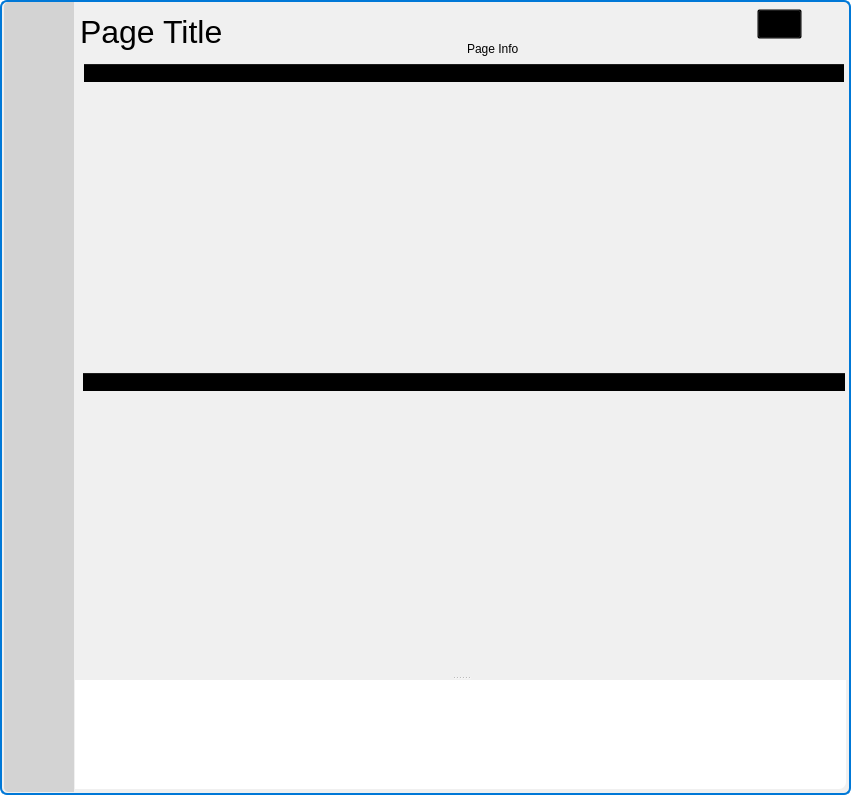
This is src/conan_app_launcher/ui/main_window.ui in goszpeti/conan_explorer as Qt 5 draws it before an edit. The edited form follows.
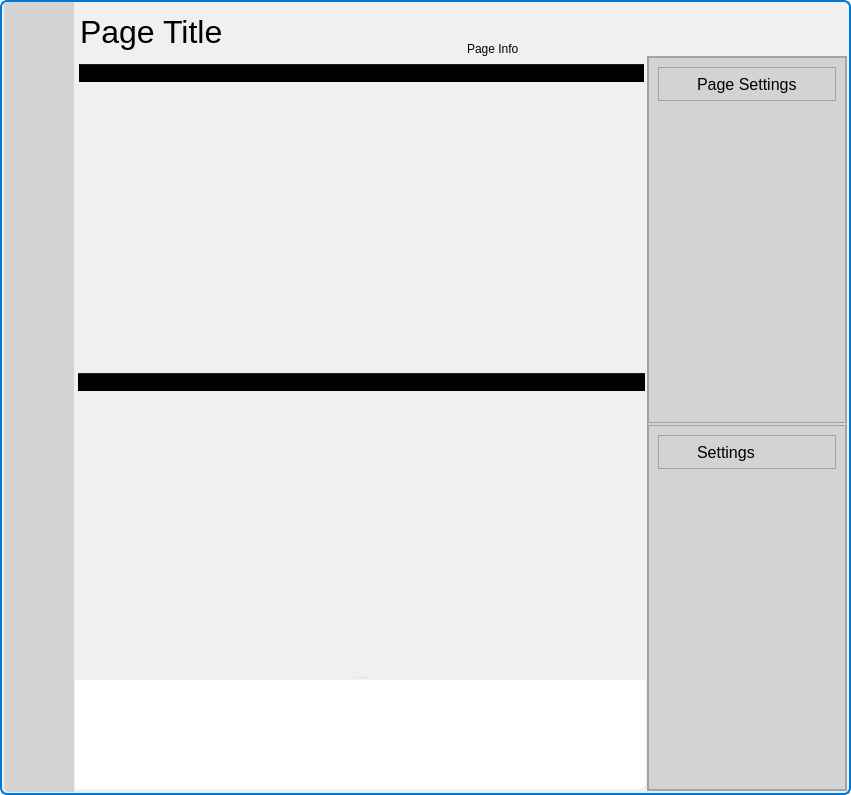
This is the edited form. Icons and pictures are not drawn.

Commit message: Add better right menu

Patch:
```diff
--- a/src/conan_app_launcher/ui/main_window.ui
+++ b/src/conan_app_launcher/ui/main_window.ui
@@ -72,7 +72,31 @@
     <item>
      <widget class="QFrame" name="main_frame">
       <property name="styleSheet">
-       <string notr="true"/>
+       <string notr="true">
+QPushButton{
+border-radius: 5px;
+text-align:midlle;
+background-color: transparent;
+}
+QPushButton:hover{
+    background-color: #B7B7B7;
+}
+QPushButton:pressed{
+    border-style: solid;
+    border-top-color: transparent;
+    border-right-color: transparent;
+    border-left-color: transparent;
+    padding-top: 2px;
+    background-color: #A8A8A8;
+}
+QPushButton:checked{
+    border-style: solid;
+    border-top-color: transparent;
+    border-right-color: transparent;
+    border-left-color: transparent;
+    padding-top: 2px;
+    background-color: #A8A8A8;
+}</string>
       </property>
       <property name="frameShape">
        <enum>QFrame::NoFrame</enum>
@@ -443,7 +467,7 @@
                   <enum>QLayout::SetMinAndMaxSize</enum>
                  </property>
                  <property name="leftMargin">
-                  <number>5</number>
+                  <number>0</number>
                  </property>
                  <property name="topMargin">
                   <number>5</number>
@@ -622,6 +646,12 @@
               <verstretch>0</verstretch>
              </sizepolicy>
             </property>
+            <property name="minimumSize">
+             <size>
+              <width>200</width>
+              <height>0</height>
+             </size>
+            </property>
             <property name="maximumSize">
              <size>
               <width>0</width>
@@ -629,8 +659,9 @@
              </size>
             </property>
             <property name="styleSheet">
-             <string notr="true">background-color: #A0A0A0;
-</string>
+             <string notr="true">QFrame{
+background-color:  #d3d3d3;
+}</string>
             </property>
             <property name="frameShape">
              <enum>QFrame::StyledPanel</enum>
@@ -638,6 +669,197 @@
             <property name="frameShadow">
              <enum>QFrame::Raised</enum>
             </property>
+            <layout class="QVBoxLayout" name="verticalLayout_5">
+             <property name="spacing">
+              <number>2</number>
+             </property>
+             <property name="leftMargin">
+              <number>0</number>
+             </property>
+             <property name="topMargin">
+              <number>0</number>
+             </property>
+             <property name="rightMargin">
+              <number>0</number>
+             </property>
+             <property name="bottomMargin">
+              <number>0</number>
+             </property>
+             <item>
+              <widget class="QFrame" name="right_menu_top_frame">
+               <property name="sizePolicy">
+                <sizepolicy hsizetype="Preferred" vsizetype="Minimum">
+                 <horstretch>0</horstretch>
+                 <verstretch>0</verstretch>
+                </sizepolicy>
+               </property>
+               <property name="frameShape">
+                <enum>QFrame::StyledPanel</enum>
+               </property>
+               <property name="frameShadow">
+                <enum>QFrame::Raised</enum>
+               </property>
+               <layout class="QVBoxLayout" name="verticalLayout_13">
+                <item>
+                 <widget class="QFrame" name="right_menu_top_title_frame">
+                  <property name="frameShape">
+                   <enum>QFrame::StyledPanel</enum>
+                  </property>
+                  <property name="frameShadow">
+                   <enum>QFrame::Raised</enum>
+                  </property>
+                  <layout class="QHBoxLayout" name="horizontalLayout_5">
+                   <property name="leftMargin">
+                    <number>0</number>
+                   </property>
+                   <property name="topMargin">
+                    <number>0</number>
+                   </property>
+                   <property name="rightMargin">
+                    <number>0</number>
+                   </property>
+                   <property name="bottomMargin">
+                    <number>0</number>
+                   </property>
+                   <item>
+                    <widget class="QPushButton" name="right_menu_top_back_button">
+                     <property name="minimumSize">
+                      <size>
+                       <width>32</width>
+                       <height>32</height>
+                      </size>
+                     </property>
+                     <property name="maximumSize">
+                      <size>
+                       <width>32</width>
+                       <height>32</height>
+                      </size>
+                     </property>
+                     <property name="text">
+                      <string/>
+                     </property>
+                     <property name="icon">
+                      <iconset>
+                       <normalon>../assets/icons/back.png</normalon>
+                      </iconset>
+                     </property>
+                     <property name="flat">
+                      <bool>true</bool>
+                     </property>
+                    </widget>
+                   </item>
+                   <item>
+                    <widget class="QLabel" name="right_menu_top_title_label">
+                     <property name="font">
+                      <font>
+                       <pointsize>12</pointsize>
+                      </font>
+                     </property>
+                     <property name="text">
+                      <string>Page Settings</string>
+                     </property>
+                    </widget>
+                   </item>
+                  </layout>
+                 </widget>
+                </item>
+                <item>
+                 <widget class="QStackedWidget" name="right_menu_top_content_sw">
+                  <widget class="QWidget" name="page_3"/>
+                  <widget class="QWidget" name="page_4"/>
+                 </widget>
+                </item>
+               </layout>
+              </widget>
+             </item>
+             <item>
+              <widget class="QFrame" name="right_menu_bottom_frame">
+               <property name="frameShape">
+                <enum>QFrame::StyledPanel</enum>
+               </property>
+               <property name="frameShadow">
+                <enum>QFrame::Raised</enum>
+               </property>
+               <layout class="QVBoxLayout" name="verticalLayout_7">
+                <item>
+                 <widget class="QFrame" name="right_menu_top_title_frame_2">
+                  <property name="frameShape">
+                   <enum>QFrame::StyledPanel</enum>
+                  </property>
+                  <property name="frameShadow">
+                   <enum>QFrame::Raised</enum>
+                  </property>
+                  <layout class="QHBoxLayout" name="horizontalLayout_6">
+                   <property name="leftMargin">
+                    <number>0</number>
+                   </property>
+                   <property name="topMargin">
+                    <number>0</number>
+                   </property>
+                   <property name="rightMargin">
+                    <number>0</number>
+                   </property>
+                   <property name="bottomMargin">
+                    <number>0</number>
+                   </property>
+                   <item>
+                    <widget class="QPushButton" name="right_menu_bottom_back_button">
+                     <property name="minimumSize">
+                      <size>
+                       <width>32</width>
+                       <height>32</height>
+                      </size>
+                     </property>
+                     <property name="maximumSize">
+                      <size>
+                       <width>32</width>
+                       <height>32</height>
+                      </size>
+                     </property>
+                     <property name="text">
+                      <string/>
+                     </property>
+                     <property name="icon">
+                      <iconset>
+                       <normalon>../assets/icons/back.png</normalon>
+                      </iconset>
+                     </property>
+                     <property name="flat">
+                      <bool>true</bool>
+                     </property>
+                    </widget>
+                   </item>
+                   <item>
+                    <widget class="QLabel" name="right_menu_bottom_title_label">
+                     <property name="font">
+                      <font>
+                       <pointsize>12</pointsize>
+                      </font>
+                     </property>
+                     <property name="text">
+                      <string>Settings</string>
+                     </property>
+                    </widget>
+                   </item>
+                  </layout>
+                 </widget>
+                </item>
+                <item>
+                 <widget class="QStackedWidget" name="right_menu_bottom_content_sw">
+                  <property name="minimumSize">
+                   <size>
+                    <width>0</width>
+                    <height>100</height>
+                   </size>
+                  </property>
+                  <widget class="QWidget" name="page_5"/>
+                  <widget class="QWidget" name="page_6"/>
+                 </widget>
+                </item>
+               </layout>
+              </widget>
+             </item>
+            </layout>
            </widget>
           </item>
          </layout>
```
Left out of the diff: 24 changed lines with no effect on the pictures. The commit also changes 6 other files.
